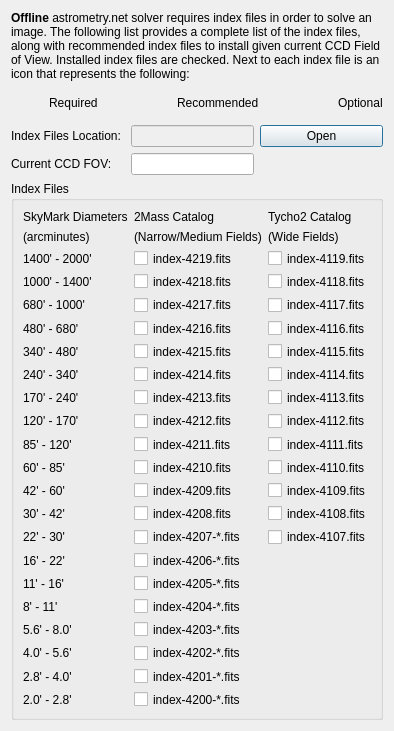
Above: kstars/ekos/align/opsastrometryindexfiles.ui from KDE/kstars before the change. Below: the same form after it.
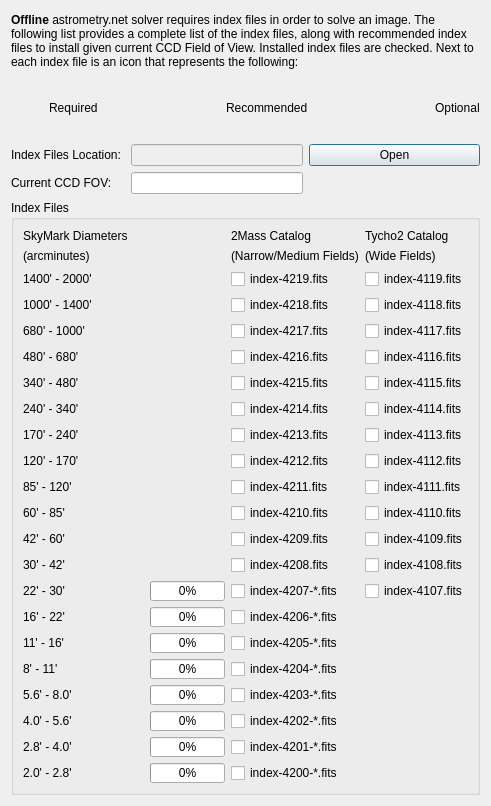
That is the form after the change. Icons and pictures are not drawn.

What changed in the file:
```diff
--- a/kstars/ekos/align/opsastrometryindexfiles.ui
+++ b/kstars/ekos/align/opsastrometryindexfiles.ui
@@ -6,8 +6,8 @@
    <rect>
     <x>0</x>
     <y>0</y>
-    <width>361</width>
-    <height>629</height>
+    <width>491</width>
+    <height>806</height>
    </rect>
   </property>
   <property name="windowTitle">
@@ -258,409 +258,346 @@
         <string>Index Files</string>
        </property>
        <layout class="QGridLayout" name="gridLayout">
-        <item row="4" column="1">
-         <widget class="QCheckBox" name="index_4218">
-          <property name="text">
-           <string>index-4218.fits</string>
-          </property>
-         </widget>
-        </item>
-        <item row="16" column="1">
-         <widget class="QCheckBox" name="index_4206">
-          <property name="text">
-           <string>index-4206-*.fits</string>
-          </property>
-         </widget>
-        </item>
-        <item row="18" column="0">
-         <widget class="QLabel" name="label_5">
-          <property name="text">
-           <string>8' - 11'</string>
-          </property>
-         </widget>
-        </item>
-        <item row="8" column="0">
-         <widget class="QLabel" name="label_15">
-          <property name="text">
-           <string>240' - 340'</string>
-          </property>
-         </widget>
-        </item>
-        <item row="11" column="0">
-         <widget class="QLabel" name="label_12">
-          <property name="text">
-           <string>85' - 120'</string>
-          </property>
-         </widget>
-        </item>
-        <item row="21" column="1">
-         <widget class="QCheckBox" name="index_4201">
-          <property name="text">
-           <string>index-4201-*.fits</string>
-          </property>
-         </widget>
-        </item>
-        <item row="11" column="2">
-         <widget class="QCheckBox" name="index_4111">
-          <property name="text">
-           <string>index-4111.fits</string>
-          </property>
-         </widget>
-        </item>
-        <item row="4" column="0">
-         <widget class="QLabel" name="label_19">
-          <property name="text">
-           <string>1000' - 1400'</string>
-          </property>
-         </widget>
-        </item>
-        <item row="14" column="1">
-         <widget class="QCheckBox" name="index_4208">
-          <property name="text">
-           <string>index-4208.fits</string>
-          </property>
-         </widget>
-        </item>
-        <item row="15" column="1">
-         <widget class="QCheckBox" name="index_4207">
-          <property name="text">
-           <string>index-4207-*.fits</string>
-          </property>
-         </widget>
-        </item>
-        <item row="12" column="0">
-         <widget class="QLabel" name="label_11">
-          <property name="text">
-           <string>60' - 85'</string>
-          </property>
-         </widget>
-        </item>
-        <item row="9" column="2">
-         <widget class="QCheckBox" name="index_4113">
-          <property name="text">
-           <string>index-4113.fits</string>
-          </property>
-         </widget>
-        </item>
-        <item row="9" column="1">
-         <widget class="QCheckBox" name="index_4213">
-          <property name="text">
-           <string>index-4213.fits</string>
-          </property>
-         </widget>
-        </item>
-        <item row="14" column="0">
-         <widget class="QLabel" name="label_9">
-          <property name="text">
-           <string>30' - 42'</string>
-          </property>
-         </widget>
-        </item>
-        <item row="10" column="0">
-         <widget class="QLabel" name="label_13">
-          <property name="text">
-           <string>120' - 170'</string>
-          </property>
-         </widget>
-        </item>
-        <item row="16" column="0">
-         <widget class="QLabel" name="label_7">
-          <property name="text">
-           <string>16' - 22'</string>
-          </property>
-         </widget>
-        </item>
-        <item row="8" column="1">
-         <widget class="QCheckBox" name="index_4214">
-          <property name="text">
-           <string>index-4214.fits</string>
-          </property>
-         </widget>
-        </item>
-        <item row="19" column="0">
-         <widget class="QLabel" name="label_4">
-          <property name="text">
-           <string>5.6' - 8.0'</string>
-          </property>
-         </widget>
-        </item>
-        <item row="6" column="0">
-         <widget class="QLabel" name="label_17">
-          <property name="text">
-           <string>480' - 680'</string>
-          </property>
-         </widget>
-        </item>
-        <item row="14" column="2">
-         <widget class="QCheckBox" name="index_4108">
-          <property name="text">
-           <string>index-4108.fits</string>
-          </property>
-         </widget>
-        </item>
-        <item row="17" column="1">
-         <widget class="QCheckBox" name="index_4205">
-          <property name="text">
-           <string>index-4205-*.fits</string>
-          </property>
-         </widget>
-        </item>
-        <item row="10" column="1">
-         <widget class="QCheckBox" name="index_4212">
-          <property name="text">
-           <string>index-4212.fits</string>
-          </property>
-         </widget>
-        </item>
-        <item row="7" column="2">
-         <widget class="QCheckBox" name="index_4115">
-          <property name="text">
-           <string>index-4115.fits</string>
-          </property>
-         </widget>
-        </item>
-        <item row="12" column="2">
-         <widget class="QCheckBox" name="index_4110">
-          <property name="text">
-           <string>index-4110.fits</string>
-          </property>
-         </widget>
-        </item>
-        <item row="5" column="1">
-         <widget class="QCheckBox" name="index_4217">
-          <property name="text">
-           <string>index-4217.fits</string>
-          </property>
-         </widget>
-        </item>
-        <item row="2" column="2">
-         <widget class="QCheckBox" name="index_4119">
-          <property name="text">
-           <string>index-4119.fits</string>
-          </property>
-         </widget>
-        </item>
-        <item row="7" column="0">
-         <widget class="QLabel" name="label_16">
-          <property name="text">
-           <string>340' - 480'</string>
-          </property>
-         </widget>
-        </item>
-        <item row="18" column="1">
-         <widget class="QCheckBox" name="index_4204">
-          <property name="text">
-           <string>index-4204-*.fits</string>
-          </property>
-         </widget>
-        </item>
-        <item row="21" column="0">
-         <widget class="QLabel" name="label_2">
-          <property name="text">
-           <string>2.8' - 4.0'</string>
-          </property>
-         </widget>
-        </item>
-        <item row="13" column="2">
-         <widget class="QCheckBox" name="index_4109">
-          <property name="text">
-           <string>index-4109.fits</string>
-          </property>
-         </widget>
-        </item>
-        <item row="0" column="2">
-         <widget class="QLabel" name="label_22">
-          <property name="text">
-           <string>Tycho2 Catalog</string>
-          </property>
-         </widget>
-        </item>
-        <item row="2" column="0">
-         <widget class="QLabel" name="label_20">
-          <property name="text">
-           <string>1400' - 2000'</string>
-          </property>
-         </widget>
-        </item>
-        <item row="15" column="0">
-         <widget class="QLabel" name="label_8">
-          <property name="text">
-           <string>22' - 30'</string>
-          </property>
-         </widget>
-        </item>
-        <item row="13" column="0">
-         <widget class="QLabel" name="label_10">
-          <property name="text">
-           <string>42' - 60'</string>
-          </property>
-         </widget>
-        </item>
-        <item row="12" column="1">
-         <widget class="QCheckBox" name="index_4210">
-          <property name="text">
-           <string>index-4210.fits</string>
-          </property>
-         </widget>
-        </item>
-        <item row="5" column="0">
-         <widget class="QLabel" name="label_18">
-          <property name="text">
-           <string>680' - 1000'</string>
-          </property>
-         </widget>
-        </item>
-        <item row="15" column="2">
-         <widget class="QCheckBox" name="index_4107">
-          <property name="text">
-           <string>index-4107.fits</string>
-          </property>
-         </widget>
-        </item>
-        <item row="22" column="1">
-         <widget class="QCheckBox" name="index_4200">
-          <property name="text">
-           <string>index-4200-*.fits</string>
-          </property>
-         </widget>
-        </item>
-        <item row="11" column="1">
-         <widget class="QCheckBox" name="index_4211">
-          <property name="text">
-           <string>index-4211.fits</string>
-          </property>
-         </widget>
-        </item>
-        <item row="19" column="1">
+        <item row="21" column="3">
          <widget class="QCheckBox" name="index_4203">
           <property name="text">
            <string>index-4203-*.fits</string>
           </property>
          </widget>
         </item>
-        <item row="8" column="2">
+        <item row="9" column="5">
          <widget class="QCheckBox" name="index_4114">
           <property name="text">
            <string>index-4114.fits</string>
           </property>
          </widget>
         </item>
-        <item row="7" column="1">
+        <item row="8" column="3">
          <widget class="QCheckBox" name="index_4215">
           <property name="text">
            <string>index-4215.fits</string>
           </property>
          </widget>
         </item>
-        <item row="10" column="2">
-         <widget class="QCheckBox" name="index_4112">
+        <item row="12" column="3">
+         <widget class="QCheckBox" name="index_4211">
           <property name="text">
-           <string>index-4112.fits</string>
+           <string>index-4211.fits</string>
           </property>
          </widget>
         </item>
-        <item row="6" column="1">
-         <widget class="QCheckBox" name="index_4216">
+        <item row="0" column="5">
+         <widget class="QLabel" name="label_22">
           <property name="text">
-           <string>index-4216.fits</string>
+           <string>Tycho2 Catalog</string>
           </property>
          </widget>
         </item>
-        <item row="0" column="0">
-         <widget class="QLabel" name="label_23">
-          <property name="text">
-           <string>SkyMark Diameters</string>
-          </property>
-         </widget>
-        </item>
-        <item row="13" column="1">
+        <item row="14" column="3">
          <widget class="QCheckBox" name="index_4209">
           <property name="text">
            <string>index-4209.fits</string>
           </property>
          </widget>
         </item>
-        <item row="20" column="1">
-         <widget class="QCheckBox" name="index_4202">
+        <item row="14" column="5">
+         <widget class="QCheckBox" name="index_4109">
           <property name="text">
-           <string>index-4202-*.fits</string>
+           <string>index-4109.fits</string>
           </property>
          </widget>
         </item>
-        <item row="22" column="0">
-         <widget class="QLabel" name="label">
+        <item row="5" column="0">
+         <widget class="QLabel" name="label_18">
           <property name="text">
-           <string>2.0' - 2.8'</string>
+           <string>680' - 1000'</string>
           </property>
          </widget>
         </item>
-        <item row="6" column="2">
+        <item row="16" column="5">
+         <widget class="QCheckBox" name="index_4107">
+          <property name="text">
+           <string>index-4107.fits</string>
+          </property>
+         </widget>
+        </item>
+        <item row="7" column="5">
          <widget class="QCheckBox" name="index_4116">
           <property name="text">
            <string>index-4116.fits</string>
           </property>
          </widget>
         </item>
-        <item row="9" column="0">
+        <item row="0" column="0">
+         <widget class="QLabel" name="label_23">
+          <property name="text">
+           <string>SkyMark Diameters</string>
+          </property>
+         </widget>
+        </item>
+        <item row="10" column="0">
          <widget class="QLabel" name="label_14">
           <property name="text">
            <string>170' - 240'</string>
           </property>
          </widget>
         </item>
-        <item row="5" column="2">
+        <item row="13" column="3">
+         <widget class="QCheckBox" name="index_4210">
+          <property name="text">
+           <string>index-4210.fits</string>
+          </property>
+         </widget>
+        </item>
+        <item row="7" column="3">
+         <widget class="QCheckBox" name="index_4216">
+          <property name="text">
+           <string>index-4216.fits</string>
+          </property>
+         </widget>
+        </item>
+        <item row="5" column="5">
          <widget class="QCheckBox" name="index_4117">
           <property name="text">
            <string>index-4117.fits</string>
           </property>
          </widget>
         </item>
-        <item row="2" column="1">
-         <widget class="QCheckBox" name="index_4219">
-          <property name="text">
-           <string>index-4219.fits</string>
-          </property>
-         </widget>
-        </item>
-        <item row="0" column="1">
+        <item row="0" column="3">
          <widget class="QLabel" name="label_21">
           <property name="text">
            <string>2Mass Catalog</string>
           </property>
          </widget>
         </item>
-        <item row="17" column="0">
-         <widget class="QLabel" name="label_6">
+        <item row="2" column="3">
+         <widget class="QCheckBox" name="index_4219">
           <property name="text">
-           <string>11' - 16'</string>
+           <string>index-4219.fits</string>
           </property>
          </widget>
         </item>
-        <item row="4" column="2">
+        <item row="4" column="5">
          <widget class="QCheckBox" name="index_4118">
           <property name="text">
            <string>index-4118.fits</string>
           </property>
          </widget>
         </item>
-        <item row="20" column="0">
-         <widget class="QLabel" name="label_3">
+        <item row="2" column="0">
+         <widget class="QLabel" name="label_20">
           <property name="text">
-           <string>4.0' - 5.6'</string>
+           <string>1400' - 2000'</string>
           </property>
          </widget>
         </item>
-        <item row="1" column="1">
+        <item row="24" column="3">
+         <widget class="QCheckBox" name="index_4200">
+          <property name="text">
+           <string>index-4200-*.fits</string>
+          </property>
+         </widget>
+        </item>
+        <item row="22" column="3">
+         <widget class="QCheckBox" name="index_4202">
+          <property name="text">
+           <string>index-4202-*.fits</string>
+          </property>
+         </widget>
+        </item>
+        <item row="1" column="3">
          <widget class="QLabel" name="label_24">
           <property name="text">
            <string>(Narrow/Medium Fields)</string>
           </property>
          </widget>
         </item>
-        <item row="1" column="2">
-         <widget class="QLabel" name="label_25">
+        <item row="11" column="5">
+         <widget class="QCheckBox" name="index_4112">
           <property name="text">
-           <string>(Wide Fields)</string>
+           <string>index-4112.fits</string>
+          </property>
+         </widget>
+        </item>
+        <item row="14" column="0">
+         <widget class="QLabel" name="label_10">
+          <property name="text">
+           <string>42' - 60'</string>
+          </property>
+         </widget>
+        </item>
+        <item row="2" column="5">
+         <widget class="QCheckBox" name="index_4119">
+          <property name="text">
+           <string>index-4119.fits</string>
+          </property>
+         </widget>
+        </item>
+        <item row="17" column="3">
+         <widget class="QCheckBox" name="index_4206">
+          <property name="text">
+           <string>index-4206-*.fits</string>
+          </property>
+         </widget>
+        </item>
+        <item row="5" column="3">
+         <widget class="QCheckBox" name="index_4217">
+          <property name="text">
+           <string>index-4217.fits</string>
+          </property>
+         </widget>
+        </item>
+        <item row="16" column="3">
+         <widget class="QCheckBox" name="index_4207">
+          <property name="text">
+           <string>index-4207-*.fits</string>
+          </property>
+         </widget>
+        </item>
+        <item row="10" column="3">
+         <widget class="QCheckBox" name="index_4213">
+          <property name="text">
+           <string>index-4213.fits</string>
+          </property>
+         </widget>
+        </item>
+        <item row="13" column="0">
+         <widget class="QLabel" name="label_11">
+          <property name="text">
+           <string>60' - 85'</string>
+          </property>
+         </widget>
+        </item>
+        <item row="15" column="0">
+         <widget class="QLabel" name="label_9">
+          <property name="text">
+           <string>30' - 42'</string>
+          </property>
+         </widget>
+        </item>
+        <item row="12" column="5">
+         <widget class="QCheckBox" name="index_4111">
+          <property name="text">
+           <string>index-4111.fits</string>
+          </property>
+         </widget>
+        </item>
+        <item row="11" column="3">
+         <widget class="QCheckBox" name="index_4212">
+          <property name="text">
+           <string>index-4212.fits</string>
+          </property>
+         </widget>
+        </item>
+        <item row="11" column="0">
+         <widget class="QLabel" name="label_13">
+          <property name="text">
+           <string>120' - 170'</string>
+          </property>
+         </widget>
+        </item>
+        <item row="23" column="3">
+         <widget class="QCheckBox" name="index_4201">
+          <property name="text">
+           <string>index-4201-*.fits</string>
+          </property>
+         </widget>
+        </item>
+        <item row="8" column="0">
+         <widget class="QLabel" name="label_16">
+          <property name="text">
+           <string>340' - 480'</string>
+          </property>
+         </widget>
+        </item>
+        <item row="13" column="5">
+         <widget class="QCheckBox" name="index_4110">
+          <property name="text">
+           <string>index-4110.fits</string>
+          </property>
+         </widget>
+        </item>
+        <item row="8" column="5">
+         <widget class="QCheckBox" name="index_4115">
+          <property name="text">
+           <string>index-4115.fits</string>
+          </property>
+         </widget>
+        </item>
+        <item row="19" column="3">
+         <widget class="QCheckBox" name="index_4205">
+          <property name="text">
+           <string>index-4205-*.fits</string>
+          </property>
+         </widget>
+        </item>
+        <item row="9" column="3">
+         <widget class="QCheckBox" name="index_4214">
+          <property name="text">
+           <string>index-4214.fits</string>
+          </property>
+         </widget>
+        </item>
+        <item row="9" column="0">
+         <widget class="QLabel" name="label_15">
+          <property name="text">
+           <string>240' - 340'</string>
+          </property>
+         </widget>
+        </item>
+        <item row="20" column="3">
+         <widget class="QCheckBox" name="index_4204">
+          <property name="text">
+           <string>index-4204-*.fits</string>
+          </property>
+         </widget>
+        </item>
+        <item row="12" column="0">
+         <widget class="QLabel" name="label_12">
+          <property name="text">
+           <string>85' - 120'</string>
+          </property>
+         </widget>
+        </item>
+        <item row="4" column="0">
+         <widget class="QLabel" name="label_19">
+          <property name="text">
+           <string>1000' - 1400'</string>
+          </property>
+         </widget>
+        </item>
+        <item row="10" column="5">
+         <widget class="QCheckBox" name="index_4113">
+          <property name="text">
+           <string>index-4113.fits</string>
+          </property>
+         </widget>
+        </item>
+        <item row="4" column="3">
+         <widget class="QCheckBox" name="index_4218">
+          <property name="text">
+           <string>index-4218.fits</string>
+          </property>
+         </widget>
+        </item>
+        <item row="15" column="5">
+         <widget class="QCheckBox" name="index_4108">
+          <property name="text">
+           <string>index-4108.fits</string>
+          </property>
+         </widget>
+        </item>
+        <item row="7" column="0">
+         <widget class="QLabel" name="label_17">
+          <property name="text">
+           <string>480' - 680'</string>
+          </property>
+         </widget>
+        </item>
+        <item row="15" column="3">
+         <widget class="QCheckBox" name="index_4208">
+          <property name="text">
+           <string>index-4208.fits</string>
           </property>
          </widget>
         </item>
@@ -671,6 +608,373 @@
           </property>
          </widget>
         </item>
+        <item row="1" column="5">
+         <widget class="QLabel" name="label_25">
+          <property name="text">
+           <string>(Wide Fields)</string>
+          </property>
+         </widget>
+        </item>
+        <item row="16" column="0">
+         <layout class="QHBoxLayout" name="horizontalLayout_2">
+          <property name="leftMargin">
+           <number>0</number>
+          </property>
+          <item>
+           <widget class="QLabel" name="label_8">
+            <property name="text">
+             <string>22' - 30'</string>
+            </property>
+           </widget>
+          </item>
+          <item>
+           <widget class="QProgressBar" name="index_4207_progress">
+            <property name="sizePolicy">
+             <sizepolicy hsizetype="MinimumExpanding" vsizetype="Fixed">
+              <horstretch>0</horstretch>
+              <verstretch>0</verstretch>
+             </sizepolicy>
+            </property>
+            <property name="minimumSize">
+             <size>
+              <width>0</width>
+              <height>0</height>
+             </size>
+            </property>
+            <property name="maximumSize">
+             <size>
+              <width>75</width>
+              <height>20</height>
+             </size>
+            </property>
+            <property name="minimum">
+             <number>0</number>
+            </property>
+            <property name="maximum">
+             <number>100</number>
+            </property>
+            <property name="value">
+             <number>0</number>
+            </property>
+           </widget>
+          </item>
+         </layout>
+        </item>
+        <item row="17" column="0">
+         <layout class="QHBoxLayout" name="horizontalLayout_3">
+          <property name="leftMargin">
+           <number>0</number>
+          </property>
+          <item>
+           <widget class="QLabel" name="label_7">
+            <property name="text">
+             <string>16' - 22'</string>
+            </property>
+           </widget>
+          </item>
+          <item>
+           <widget class="QProgressBar" name="index_4206_progress">
+            <property name="sizePolicy">
+             <sizepolicy hsizetype="MinimumExpanding" vsizetype="Fixed">
+              <horstretch>0</horstretch>
+              <verstretch>0</verstretch>
+             </sizepolicy>
+            </property>
+            <property name="minimumSize">
+             <size>
+              <width>0</width>
+              <height>0</height>
+             </size>
+            </property>
+            <property name="maximumSize">
+             <size>
+              <width>75</width>
+              <height>20</height>
+             </size>
+            </property>
+            <property name="minimum">
+             <number>0</number>
+            </property>
+            <property name="maximum">
+             <number>100</number>
+            </property>
+            <property name="value">
+             <number>0</number>
+            </property>
+           </widget>
+          </item>
+         </layout>
+        </item>
+        <item row="19" column="0">
+         <layout class="QHBoxLayout" name="horizontalLayout_5">
+          <property name="leftMargin">
+           <number>0</number>
+          </property>
+          <item>
+           <widget class="QLabel" name="label_6">
+            <property name="text">
+             <string>11' - 16'</string>
+            </property>
+           </widget>
+          </item>
+          <item>
+           <widget class="QProgressBar" name="index_4205_progress">
+            <property name="sizePolicy">
+             <sizepolicy hsizetype="MinimumExpanding" vsizetype="Fixed">
+              <horstretch>0</horstretch>
+              <verstretch>0</verstretch>
+             </sizepolicy>
+            </property>
+            <property name="minimumSize">
+             <size>
+              <width>0</width>
+              <height>0</height>
+             </size>
+            </property>
+            <property name="maximumSize">
+             <size>
+              <width>75</width>
+              <height>20</height>
+             </size>
+            </property>
+            <property name="minimum">
+             <number>0</number>
+            </property>
+            <property name="maximum">
+             <number>100</number>
+            </property>
+            <property name="value">
+             <number>0</number>
+            </property>
+           </widget>
+          </item>
+         </layout>
+        </item>
+        <item row="20" column="0">
+         <layout class="QHBoxLayout" name="horizontalLayout_6">
+          <property name="leftMargin">
+           <number>0</number>
+          </property>
+          <item>
+           <widget class="QLabel" name="label_5">
+            <property name="text">
+             <string>8' - 11'</string>
+            </property>
+           </widget>
+          </item>
+          <item>
+           <widget class="QProgressBar" name="index_4204_progress">
+            <property name="sizePolicy">
+             <sizepolicy hsizetype="MinimumExpanding" vsizetype="Fixed">
+              <horstretch>0</horstretch>
+              <verstretch>0</verstretch>
+             </sizepolicy>
+            </property>
+            <property name="minimumSize">
+             <size>
+              <width>0</width>
+              <height>0</height>
+             </size>
+            </property>
+            <property name="maximumSize">
+             <size>
+              <width>75</width>
+              <height>20</height>
+             </size>
+            </property>
+            <property name="minimum">
+             <number>0</number>
+            </property>
+            <property name="maximum">
+             <number>100</number>
+            </property>
+            <property name="value">
+             <number>0</number>
+            </property>
+           </widget>
+          </item>
+         </layout>
+        </item>
+        <item row="21" column="0">
+         <layout class="QHBoxLayout" name="horizontalLayout_7">
+          <property name="leftMargin">
+           <number>0</number>
+          </property>
+          <item>
+           <widget class="QLabel" name="label_4">
+            <property name="text">
+             <string>5.6' - 8.0'</string>
+            </property>
+           </widget>
+          </item>
+          <item>
+           <widget class="QProgressBar" name="index_4203_progress">
+            <property name="sizePolicy">
+             <sizepolicy hsizetype="MinimumExpanding" vsizetype="Fixed">
+              <horstretch>0</horstretch>
+              <verstretch>0</verstretch>
+             </sizepolicy>
+            </property>
+            <property name="minimumSize">
+             <size>
+              <width>0</width>
+              <height>0</height>
+             </size>
+            </property>
+            <property name="maximumSize">
+             <size>
+              <width>75</width>
+              <height>20</height>
+             </size>
+            </property>
+            <property name="minimum">
+             <number>0</number>
+            </property>
+            <property name="maximum">
+             <number>100</number>
+            </property>
+            <property name="value">
+             <number>0</number>
+            </property>
+           </widget>
+          </item>
+         </layout>
+        </item>
+        <item row="22" column="0">
+         <layout class="QHBoxLayout" name="horizontalLayout_8">
+          <property name="leftMargin">
+           <number>0</number>
+          </property>
+          <item>
+           <widget class="QLabel" name="label_3">
+            <property name="text">
+             <string>4.0' - 5.6'</string>
+            </property>
+           </widget>
+          </item>
+          <item>
+           <widget class="QProgressBar" name="index_4202_progress">
+            <property name="sizePolicy">
+             <sizepolicy hsizetype="MinimumExpanding" vsizetype="Fixed">
+              <horstretch>0</horstretch>
+              <verstretch>0</verstretch>
+             </sizepolicy>
+            </property>
+            <property name="minimumSize">
+             <size>
+              <width>0</width>
+              <height>0</height>
+             </size>
+            </property>
+            <property name="maximumSize">
+             <size>
+              <width>75</width>
+              <height>20</height>
+             </size>
+            </property>
+            <property name="minimum">
+             <number>0</number>
+            </property>
+            <property name="maximum">
+             <number>100</number>
+            </property>
+            <property name="value">
+             <number>0</number>
+            </property>
+           </widget>
+          </item>
+         </layout>
+        </item>
+        <item row="23" column="0">
+         <layout class="QHBoxLayout" name="horizontalLayout_9">
+          <property name="leftMargin">
+           <number>0</number>
+          </property>
+          <item>
+           <widget class="QLabel" name="label_2">
+            <property name="text">
+             <string>2.8' - 4.0'</string>
+            </property>
+           </widget>
+          </item>
+          <item>
+           <widget class="QProgressBar" name="index_4201_progress">
+            <property name="sizePolicy">
+             <sizepolicy hsizetype="MinimumExpanding" vsizetype="Fixed">
+              <horstretch>0</horstretch>
+              <verstretch>0</verstretch>
+             </sizepolicy>
+            </property>
+            <property name="minimumSize">
+             <size>
+              <width>0</width>
+              <height>0</height>
+             </size>
+            </property>
+            <property name="maximumSize">
+             <size>
+              <width>75</width>
+              <height>20</height>
+             </size>
+            </property>
+            <property name="minimum">
+             <number>0</number>
+            </property>
+            <property name="maximum">
+             <number>100</number>
+            </property>
+            <property name="value">
+             <number>0</number>
+            </property>
+           </widget>
+          </item>
+         </layout>
+        </item>
+        <item row="24" column="0">
+         <layout class="QHBoxLayout" name="horizontalLayout_10">
+          <property name="leftMargin">
+           <number>0</number>
+          </property>
+          <item>
+           <widget class="QLabel" name="label">
+            <property name="text">
+             <string>2.0' - 2.8'</string>
+            </property>
+           </widget>
+          </item>
+          <item>
+           <widget class="QProgressBar" name="index_4200_progress">
+            <property name="sizePolicy">
+             <sizepolicy hsizetype="MinimumExpanding" vsizetype="Fixed">
+              <horstretch>0</horstretch>
+              <verstretch>0</verstretch>
+             </sizepolicy>
+            </property>
+            <property name="minimumSize">
+             <size>
+              <width>0</width>
+              <height>0</height>
+             </size>
+            </property>
+            <property name="maximumSize">
+             <size>
+              <width>75</width>
+              <height>20</height>
+             </size>
+            </property>
+            <property name="minimum">
+             <number>0</number>
+            </property>
+            <property name="maximum">
+             <number>100</number>
+            </property>
+            <property name="value">
+             <number>0</number>
+            </property>
+           </widget>
+          </item>
+         </layout>
+        </item>
        </layout>
       </widget>
      </item>
```
